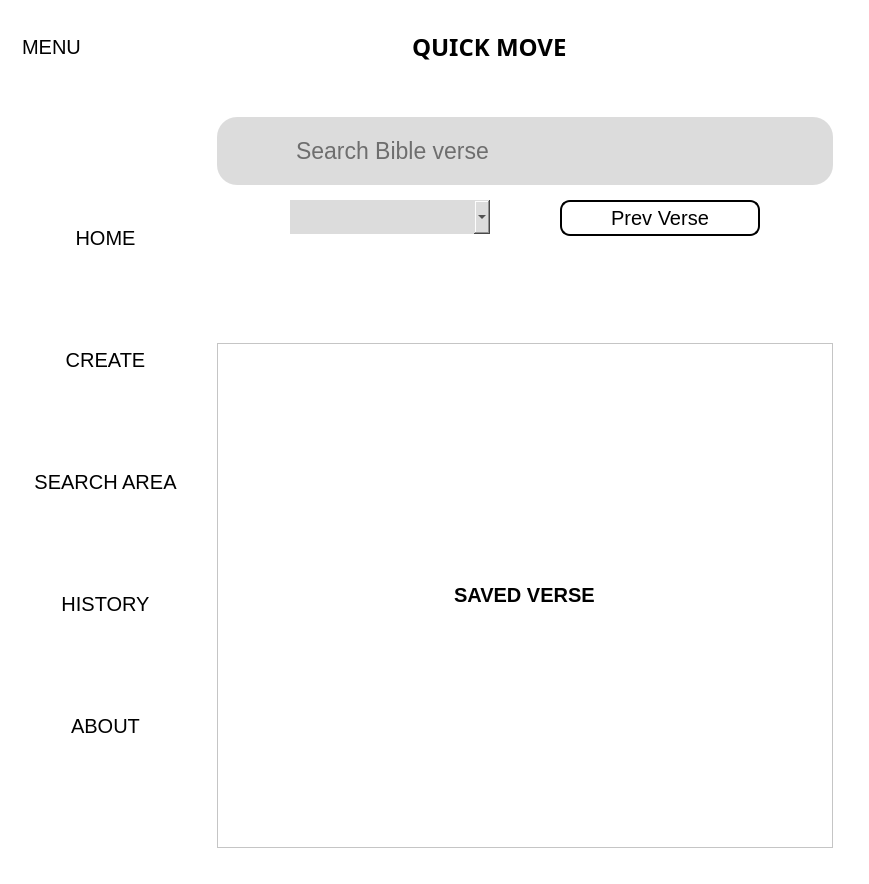
Achu-Worifung/quickMove, file ui/MainWindow.ui: the form before one commit.
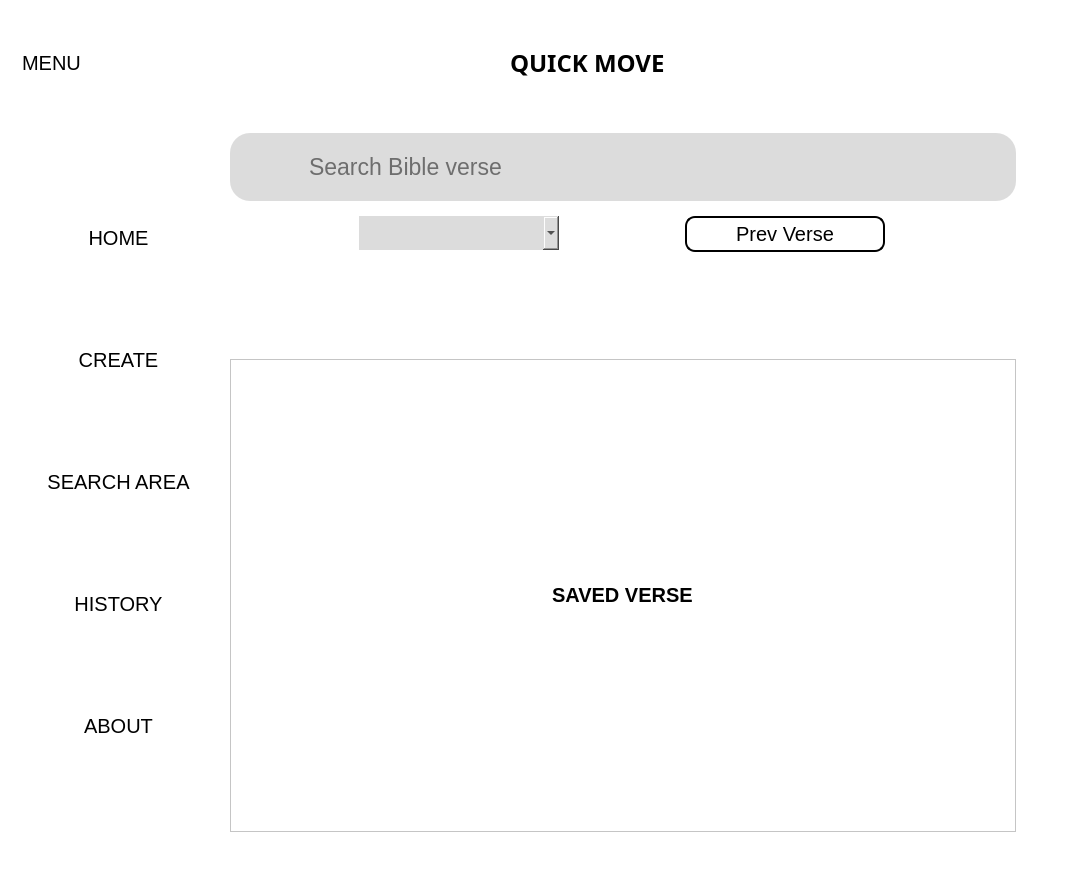
The form after the commit. The open tabs and pages were chosen to show the change. Icons and pictures are not drawn.

Commit message: working on resizing the window

```diff
--- a/ui/MainWindow.ui
+++ b/ui/MainWindow.ui
@@ -6,7 +6,7 @@
    <rect>
     <x>0</x>
     <y>0</y>
-    <width>869</width>
+    <width>1065</width>
     <height>884</height>
    </rect>
   </property>
@@ -18,6 +18,28 @@
     <string notr="true">background-color:rgb(255, 255, 255);</string>
    </property>
    <layout class="QVBoxLayout" name="verticalLayout">
+    <item>
+     <widget class="QLabel" name="top_mover">
+      <property name="sizePolicy">
+       <sizepolicy hsizetype="Preferred" vsizetype="Expanding">
+        <horstretch>0</horstretch>
+        <verstretch>0</verstretch>
+       </sizepolicy>
+      </property>
+      <property name="maximumSize">
+       <size>
+        <width>16777215</width>
+        <height>10</height>
+       </size>
+      </property>
+      <property name="cursor">
+       <cursorShape>SizeVerCursor</cursorShape>
+      </property>
+      <property name="text">
+       <string/>
+      </property>
+     </widget>
+    </item>
     <item>
      <widget class="QWidget" name="window_contro_button" native="true">
       <property name="maximumSize">
@@ -268,6 +290,28 @@
     <item>
      <widget class="QWidget" name="mainContent" native="true">
       <layout class="QHBoxLayout" name="horizontalLayout_4">
+       <item>
+        <widget class="QLabel" name="left_mover">
+         <property name="sizePolicy">
+          <sizepolicy hsizetype="Preferred" vsizetype="Expanding">
+           <horstretch>0</horstretch>
+           <verstretch>0</verstretch>
+          </sizepolicy>
+         </property>
+         <property name="maximumSize">
+          <size>
+           <width>10</width>
+           <height>16777215</height>
+          </size>
+         </property>
+         <property name="cursor">
+          <cursorShape>SizeHorCursor</cursorShape>
+         </property>
+         <property name="text">
+          <string/>
+         </property>
+        </widget>
+       </item>
        <item>
         <widget class="QWidget" name="functions" native="true">
          <property name="maximumSize">
@@ -479,7 +523,7 @@
        <item>
         <widget class="QStackedWidget" name="stackedWidget">
          <property name="currentIndex">
-          <number>0</number>
+          <number>2</number>
          </property>
          <widget class="QWidget" name="select_autos">
           <layout class="QVBoxLayout" name="verticalLayout_12">
@@ -879,10 +923,13 @@
                     <rect>
                      <x>0</x>
                      <y>0</y>
-                     <width>612</width>
-                     <height>493</height>
+                     <width>796</width>
+                     <height>461</height>
                     </rect>
                    </property>
+                   <property name="styleSheet">
+                    <string notr="true">border-radius:20px</string>
+                   </property>
                    <layout class="QVBoxLayout" name="verticalLayout_13">
                     <item>
                      <layout class="QVBoxLayout" name="searchPane_3">
@@ -907,6 +954,9 @@
                           <bold>true</bold>
                          </font>
                         </property>
+                        <property name="cursor">
+                         <cursorShape>ArrowCursor</cursorShape>
+                        </property>
                         <property name="text">
                          <string>SAVED VERSE</string>
                         </property>
@@ -1887,9 +1937,59 @@
          </widget>
         </widget>
        </item>
+       <item>
+        <widget class="QLabel" name="right_mover">
+         <property name="sizePolicy">
+          <sizepolicy hsizetype="Fixed" vsizetype="Expanding">
+           <horstretch>0</horstretch>
+           <verstretch>0</verstretch>
+          </sizepolicy>
+         </property>
+         <property name="maximumSize">
+          <size>
+           <width>10</width>
+           <height>16777215</height>
+          </size>
+         </property>
+         <property name="cursor">
+          <cursorShape>SizeHorCursor</cursorShape>
+         </property>
+         <property name="text">
+          <string/>
+         </property>
+         <property name="alignment">
+          <set>Qt::AlignRight|Qt::AlignTrailing|Qt::AlignVCenter</set>
+         </property>
+         <property name="margin">
+          <number>0</number>
+         </property>
+        </widget>
+       </item>
       </layout>
      </widget>
     </item>
+    <item>
+     <widget class="QLabel" name="bottom_mover">
+      <property name="sizePolicy">
+       <sizepolicy hsizetype="Expanding" vsizetype="Preferred">
+        <horstretch>0</horstretch>
+        <verstretch>0</verstretch>
+       </sizepolicy>
+      </property>
+      <property name="maximumSize">
+       <size>
+        <width>16777215</width>
+        <height>10</height>
+       </size>
+      </property>
+      <property name="cursor">
+       <cursorShape>SizeVerCursor</cursorShape>
+      </property>
+      <property name="text">
+       <string/>
+      </property>
+     </widget>
+    </item>
    </layout>
   </widget>
  </widget>
```
The commit also changes 5 other files.
